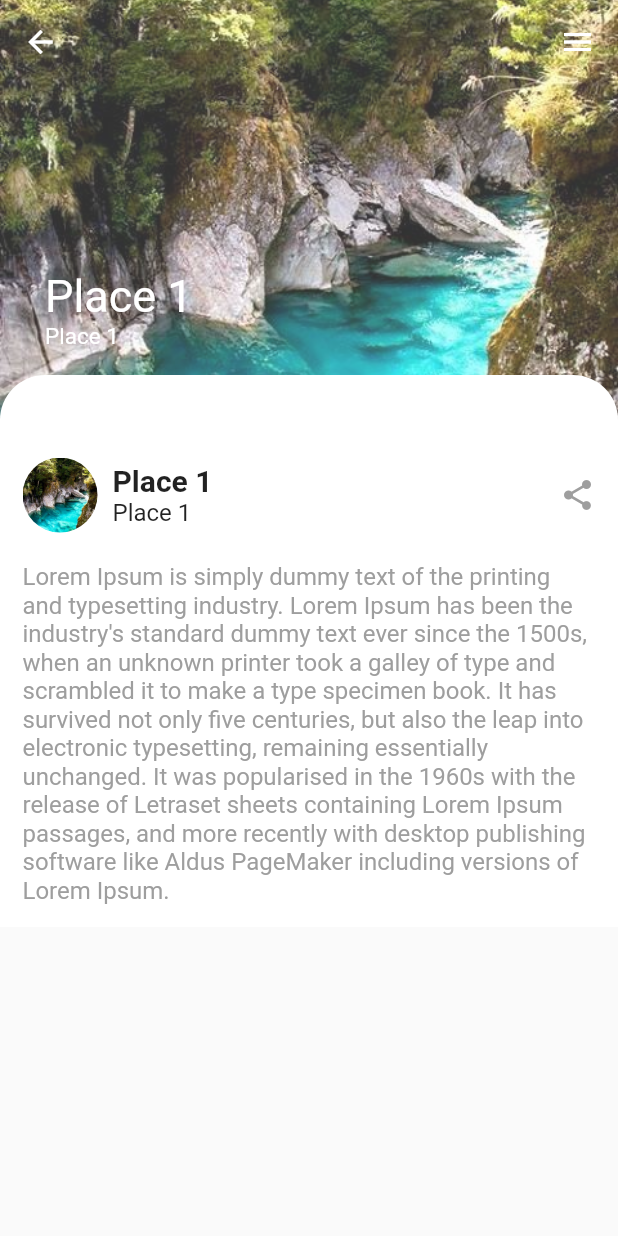
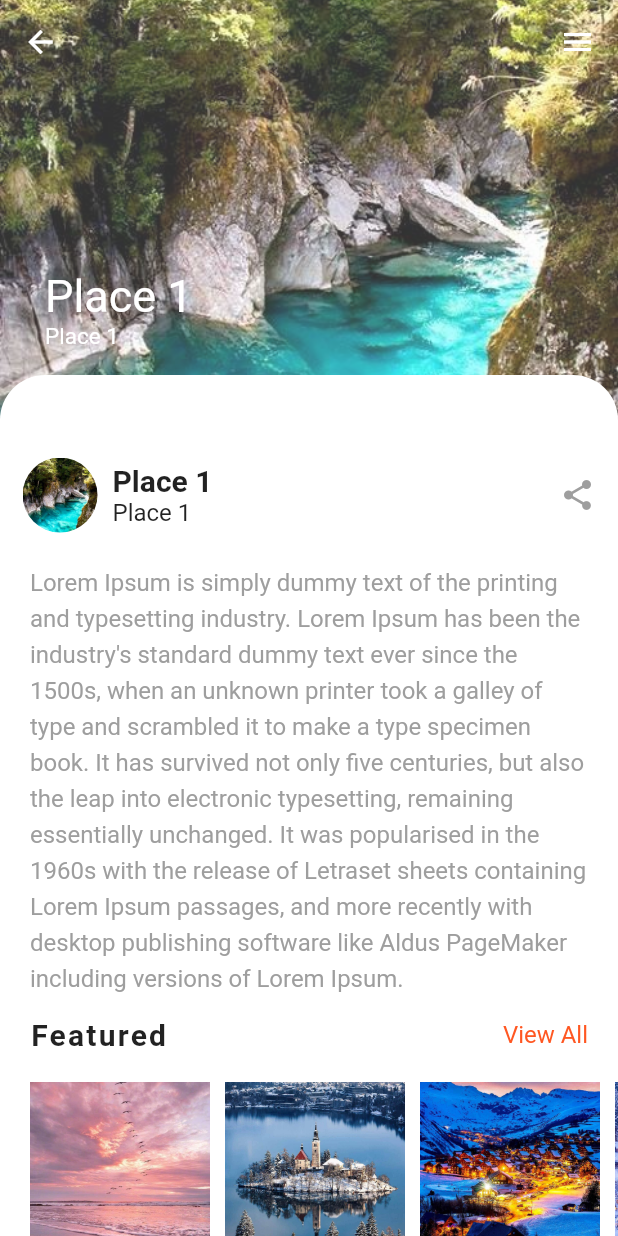
Before and after one commit to gulsenkeskin/travel-blog, a Flutter app: the screen it shows after launch, after a tap on "Place 1", on a phone screen of 412 x 824 dp. Run offline on Flutter 3.47's test engine with Material 2 defaults, Android fonts, the phone set to English and light mode, and no system bars.

Commit message:
end :octocat:

```diff
--- a/lib/detial.dart
+++ b/lib/detial.dart
@@ -33,12 +33,12 @@ class DetailPage extends StatelessWidget {
                     onTap: () {
                       Navigator.of(context).pop();
                     },
-                    child: Icon(
+                    child: const Icon(
                       Icons.arrow_back,
                       color: Colors.white,
                     ),
                   ),
-                  Icon(
+                  const Icon(
                     Icons.menu,
                     color: Colors.white,
                   )
@@ -65,11 +65,41 @@ class DetailPage extends StatelessWidget {
       child: Column(
         children: [
           _buildUserInfo(),
-          Padding(
-            padding: const EdgeInsets.all(15),
+          const Padding(
+            padding: EdgeInsets.symmetric(vertical: 15, horizontal: 20),
             child: Text(
               "Lorem Ipsum is simply dummy text of the printing and typesetting industry. Lorem Ipsum has been the industry's standard dummy text ever since the 1500s, when an unknown printer took a galley of type and scrambled it to make a type specimen book. It has survived not only five centuries, but also the leap into electronic typesetting, remaining essentially unchanged. It was popularised in the 1960s with the release of Letraset sheets containing Lorem Ipsum passages, and more recently with desktop publishing software like Aldus PageMaker including versions of Lorem Ipsum.",
-              style: TextStyle(color: Colors.grey, fontSize: 16),
+              style: TextStyle(color: Colors.grey, fontSize: 16, height: 1.5),
+            ),
+          ),
+          Padding(
+            padding: const EdgeInsets.symmetric(horizontal: 20),
+            child: Row(
+              mainAxisAlignment: MainAxisAlignment.spaceBetween,
+              children: const [
+                Text(
+                  'Featured',
+                  style: TextStyle(
+                      fontWeight: FontWeight.bold,
+                      fontSize: 20,
+                      letterSpacing: 1.5),
+                ),
+                Text(
+                  'View All',
+                  style: TextStyle(color: Colors.deepOrange, fontSize: 16),
+                ),
+              ],
+            ),
+          ),
+          SizedBox(
+            height: 160,
+            child: FeaturedWidget(),
+          ),
+          const Padding(
+            padding: EdgeInsets.symmetric(vertical: 15, horizontal: 20),
+            child: Text(
+              "Lorem Ipsum is simply dummy text of the printing and typesetting industry. Lorem Ipsum has been the industry's standard dummy text ever since the 1500s, when an unknown printer took a galley of type and scrambled it to make a type specimen book. It has survived not only five centuries, but also the leap into electronic typesetting, remaining essentially unchanged. It was popularised in the 1960s with the release of Letraset sheets containing Lorem Ipsum passages, and more recently with desktop publishing software like Aldus PageMaker including versions of Lorem Ipsum.",
+              style: TextStyle(color: Colors.grey, fontSize: 16, height: 1.5),
             ),
           ),
         ],
@@ -99,23 +129,47 @@ class DetailPage extends StatelessWidget {
               children: [
                 Text(
                   travel.name,
-                  style: TextStyle(fontSize: 20, fontWeight: FontWeight.bold),
+                  style: const TextStyle(fontSize: 20, fontWeight: FontWeight.bold),
                 ),
                 Text(
                   travel.location,
-                  style: TextStyle(fontSize: 16),
+                  style: const TextStyle(fontSize: 16),
                 ),
               ],
             ),
           ),
-          Spacer(),
-          Icon(
+          const Spacer(),
+          const Icon(
             Icons.share,
             color: Colors.grey,
           )
         ],
       ),
     );
+  }
+}
+
+class FeaturedWidget extends StatelessWidget {
+  final _list = Travel.generateMostPopular();
+  @override
+  Widget build(BuildContext context) {
+    return ListView.separated(
+        padding: EdgeInsets.all(20),
+        scrollDirection: Axis.horizontal,
+        itemBuilder: (context, index) {
+          var travel = _list[index];
+          return Container(
+            width: 120,
+            child: Image.asset(
+              travel.url,
+              fit: BoxFit.cover,
+            ),
+          );
+        },
+        separatorBuilder: (_, index) => SizedBox(
+              width: 10,
+            ),
+        itemCount: _list.length);
   }
 }
 
--- a/lib/home.dart
+++ b/lib/home.dart
@@ -12,9 +12,9 @@ class HomePage extends StatelessWidget {
       appBar: AppBar(
         backgroundColor: Colors.white,
         elevation: 0, // appbarın altındaki çizgiyi siler
-        actions: [
+        actions: const [
           Padding(
-            padding: const EdgeInsets.only(right: 10),
+            padding: EdgeInsets.only(right: 10),
             child: Icon(
               Icons.menu,
               color: Colors.black,
@@ -25,8 +25,8 @@ class HomePage extends StatelessWidget {
       body: Column(
         crossAxisAlignment: CrossAxisAlignment.start,
         children: [
-          Padding(
-            padding: const EdgeInsets.only(left: 15),
+          const Padding(
+            padding: EdgeInsets.only(left: 15),
             child: Text(
               'Travel Blog',
               style: TextStyle(color: Colors.black, fontSize: 36),
@@ -37,7 +37,7 @@ class HomePage extends StatelessWidget {
             padding: const EdgeInsets.all(15),
             child: Row(
               mainAxisAlignment: MainAxisAlignment.spaceBetween,
-              children: [
+              children: const [
                 Text(
                   'Most Popular',
                   style: TextStyle(fontSize: 20),
--- a/lib/widgets/most_popular.dart
+++ b/lib/widgets/most_popular.dart
@@ -46,7 +46,7 @@ class MostPopular extends StatelessWidget {
                       color: Colors.transparent,
                       child: Text(
                         travel.name,
-                        style: TextStyle(
+                        style: const TextStyle(
                             color: Colors.white,
                             fontWeight: FontWeight.bold,
                             fontSize: 20),
```
